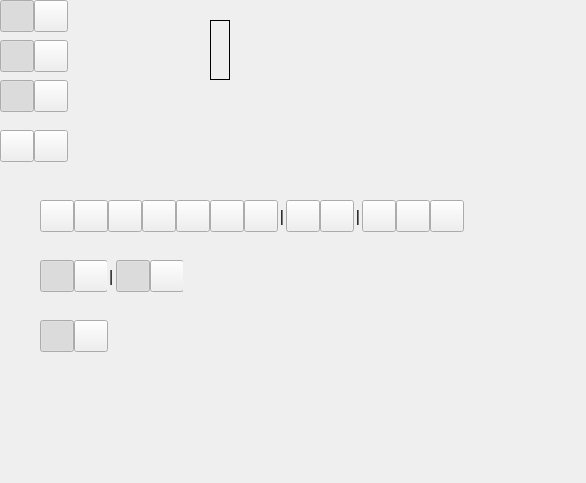
Qt form MainWindow.ui (xland/ScreenCapture) before a commit.
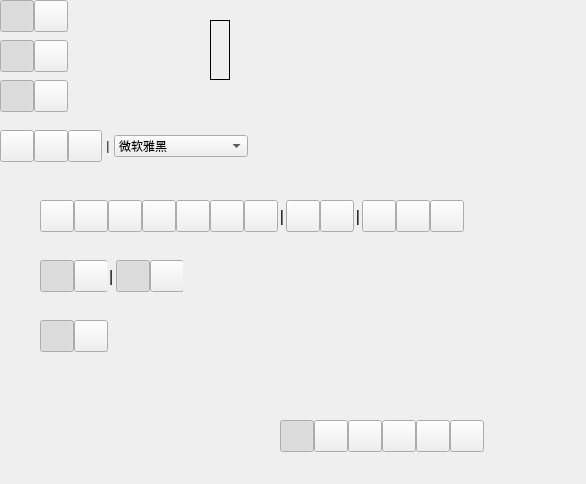
The same form after that commit.

Diff of the .ui file:
```diff
--- a/MainWindow.ui
+++ b/MainWindow.ui
@@ -7,7 +7,7 @@
     <x>0</x>
     <y>0</y>
     <width>586</width>
-    <height>483</height>
+    <height>484</height>
    </rect>
   </property>
   <property name="windowTitle">
@@ -1311,7 +1311,7 @@
      <rect>
       <x>0</x>
       <y>130</y>
-      <width>68</width>
+      <width>260</width>
       <height>32</height>
      </rect>
     </property>
@@ -1323,13 +1323,13 @@
     </property>
     <property name="minimumSize">
      <size>
-      <width>68</width>
+      <width>260</width>
       <height>32</height>
      </size>
     </property>
     <property name="maximumSize">
      <size>
-      <width>68</width>
+      <width>260</width>
       <height>32</height>
      </size>
     </property>
@@ -1344,7 +1344,7 @@
       <number>0</number>
      </property>
      <property name="rightMargin">
-      <number>0</number>
+      <number>12</number>
      </property>
      <property name="bottomMargin">
       <number>0</number>
@@ -1417,6 +1417,331 @@
        </property>
        <property name="autoExclusive">
         <bool>false</bool>
+       </property>
+      </widget>
+     </item>
+     <item>
+      <widget class="QPushButton" name="btnTextDot">
+       <property name="sizePolicy">
+        <sizepolicy hsizetype="Preferred" vsizetype="Preferred">
+         <horstretch>0</horstretch>
+         <verstretch>0</verstretch>
+        </sizepolicy>
+       </property>
+       <property name="minimumSize">
+        <size>
+         <width>34</width>
+         <height>0</height>
+        </size>
+       </property>
+       <property name="maximumSize">
+        <size>
+         <width>34</width>
+         <height>16777215</height>
+        </size>
+       </property>
+       <property name="cursor">
+        <cursorShape>PointingHandCursor</cursorShape>
+       </property>
+       <property name="text">
+        <string/>
+       </property>
+       <property name="checkable">
+        <bool>true</bool>
+       </property>
+       <property name="autoExclusive">
+        <bool>false</bool>
+       </property>
+      </widget>
+     </item>
+     <item>
+      <widget class="QLabel" name="label_4">
+       <property name="minimumSize">
+        <size>
+         <width>12</width>
+         <height>0</height>
+        </size>
+       </property>
+       <property name="maximumSize">
+        <size>
+         <width>12</width>
+         <height>16777215</height>
+        </size>
+       </property>
+       <property name="text">
+        <string>|</string>
+       </property>
+       <property name="alignment">
+        <set>Qt::AlignCenter</set>
+       </property>
+      </widget>
+     </item>
+     <item>
+      <widget class="QComboBox" name="comboBox">
+       <property name="currentIndex">
+        <number>0</number>
+       </property>
+       <item>
+        <property name="text">
+         <string>微软雅黑</string>
+        </property>
+       </item>
+       <item>
+        <property name="text">
+         <string>宋体</string>
+        </property>
+       </item>
+      </widget>
+     </item>
+    </layout>
+   </widget>
+   <widget class="QWidget" name="colorSelector" native="true">
+    <property name="geometry">
+     <rect>
+      <x>280</x>
+      <y>420</y>
+      <width>204</width>
+      <height>32</height>
+     </rect>
+    </property>
+    <property name="sizePolicy">
+     <sizepolicy hsizetype="Preferred" vsizetype="Preferred">
+      <horstretch>0</horstretch>
+      <verstretch>0</verstretch>
+     </sizepolicy>
+    </property>
+    <property name="minimumSize">
+     <size>
+      <width>204</width>
+      <height>32</height>
+     </size>
+    </property>
+    <property name="maximumSize">
+     <size>
+      <width>204</width>
+      <height>32</height>
+     </size>
+    </property>
+    <layout class="QHBoxLayout" name="horizontalLayout_11">
+     <property name="spacing">
+      <number>0</number>
+     </property>
+     <property name="leftMargin">
+      <number>0</number>
+     </property>
+     <property name="topMargin">
+      <number>0</number>
+     </property>
+     <property name="rightMargin">
+      <number>0</number>
+     </property>
+     <property name="bottomMargin">
+      <number>0</number>
+     </property>
+     <item>
+      <widget class="QPushButton" name="btnColorSelected">
+       <property name="sizePolicy">
+        <sizepolicy hsizetype="Preferred" vsizetype="Preferred">
+         <horstretch>0</horstretch>
+         <verstretch>0</verstretch>
+        </sizepolicy>
+       </property>
+       <property name="minimumSize">
+        <size>
+         <width>34</width>
+         <height>0</height>
+        </size>
+       </property>
+       <property name="maximumSize">
+        <size>
+         <width>34</width>
+         <height>16777215</height>
+        </size>
+       </property>
+       <property name="cursor">
+        <cursorShape>PointingHandCursor</cursorShape>
+       </property>
+       <property name="text">
+        <string/>
+       </property>
+       <property name="checkable">
+        <bool>true</bool>
+       </property>
+       <property name="checked">
+        <bool>true</bool>
+       </property>
+       <property name="autoExclusive">
+        <bool>true</bool>
+       </property>
+      </widget>
+     </item>
+     <item>
+      <widget class="QPushButton" name="btnColor1">
+       <property name="sizePolicy">
+        <sizepolicy hsizetype="Preferred" vsizetype="Preferred">
+         <horstretch>0</horstretch>
+         <verstretch>0</verstretch>
+        </sizepolicy>
+       </property>
+       <property name="minimumSize">
+        <size>
+         <width>34</width>
+         <height>0</height>
+        </size>
+       </property>
+       <property name="maximumSize">
+        <size>
+         <width>34</width>
+         <height>16777215</height>
+        </size>
+       </property>
+       <property name="cursor">
+        <cursorShape>PointingHandCursor</cursorShape>
+       </property>
+       <property name="text">
+        <string/>
+       </property>
+       <property name="checkable">
+        <bool>true</bool>
+       </property>
+       <property name="autoExclusive">
+        <bool>true</bool>
+       </property>
+      </widget>
+     </item>
+     <item>
+      <widget class="QPushButton" name="btnColor2">
+       <property name="sizePolicy">
+        <sizepolicy hsizetype="Preferred" vsizetype="Preferred">
+         <horstretch>0</horstretch>
+         <verstretch>0</verstretch>
+        </sizepolicy>
+       </property>
+       <property name="minimumSize">
+        <size>
+         <width>34</width>
+         <height>0</height>
+        </size>
+       </property>
+       <property name="maximumSize">
+        <size>
+         <width>34</width>
+         <height>16777215</height>
+        </size>
+       </property>
+       <property name="cursor">
+        <cursorShape>PointingHandCursor</cursorShape>
+       </property>
+       <property name="text">
+        <string/>
+       </property>
+       <property name="checkable">
+        <bool>true</bool>
+       </property>
+       <property name="autoExclusive">
+        <bool>true</bool>
+       </property>
+      </widget>
+     </item>
+     <item>
+      <widget class="QPushButton" name="btnColor3">
+       <property name="sizePolicy">
+        <sizepolicy hsizetype="Preferred" vsizetype="Preferred">
+         <horstretch>0</horstretch>
+         <verstretch>0</verstretch>
+        </sizepolicy>
+       </property>
+       <property name="minimumSize">
+        <size>
+         <width>34</width>
+         <height>0</height>
+        </size>
+       </property>
+       <property name="maximumSize">
+        <size>
+         <width>34</width>
+         <height>16777215</height>
+        </size>
+       </property>
+       <property name="cursor">
+        <cursorShape>PointingHandCursor</cursorShape>
+       </property>
+       <property name="text">
+        <string/>
+       </property>
+       <property name="checkable">
+        <bool>true</bool>
+       </property>
+       <property name="autoExclusive">
+        <bool>true</bool>
+       </property>
+      </widget>
+     </item>
+     <item>
+      <widget class="QPushButton" name="btnColor4">
+       <property name="sizePolicy">
+        <sizepolicy hsizetype="Preferred" vsizetype="Preferred">
+         <horstretch>0</horstretch>
+         <verstretch>0</verstretch>
+        </sizepolicy>
+       </property>
+       <property name="minimumSize">
+        <size>
+         <width>34</width>
+         <height>0</height>
+        </size>
+       </property>
+       <property name="maximumSize">
+        <size>
+         <width>34</width>
+         <height>16777215</height>
+        </size>
+       </property>
+       <property name="cursor">
+        <cursorShape>PointingHandCursor</cursorShape>
+       </property>
+       <property name="text">
+        <string/>
+       </property>
+       <property name="checkable">
+        <bool>true</bool>
+       </property>
+       <property name="autoExclusive">
+        <bool>true</bool>
+       </property>
+      </widget>
+     </item>
+     <item>
+      <widget class="QPushButton" name="btnColor5">
+       <property name="sizePolicy">
+        <sizepolicy hsizetype="Preferred" vsizetype="Preferred">
+         <horstretch>0</horstretch>
+         <verstretch>0</verstretch>
+        </sizepolicy>
+       </property>
+       <property name="minimumSize">
+        <size>
+         <width>34</width>
+         <height>0</height>
+        </size>
+       </property>
+       <property name="maximumSize">
+        <size>
+         <width>34</width>
+         <height>16777215</height>
+        </size>
+       </property>
+       <property name="cursor">
+        <cursorShape>PointingHandCursor</cursorShape>
+       </property>
+       <property name="text">
+        <string/>
+       </property>
+       <property name="checkable">
+        <bool>true</bool>
+       </property>
+       <property name="autoExclusive">
+        <bool>true</bool>
        </property>
       </widget>
      </item>
```
